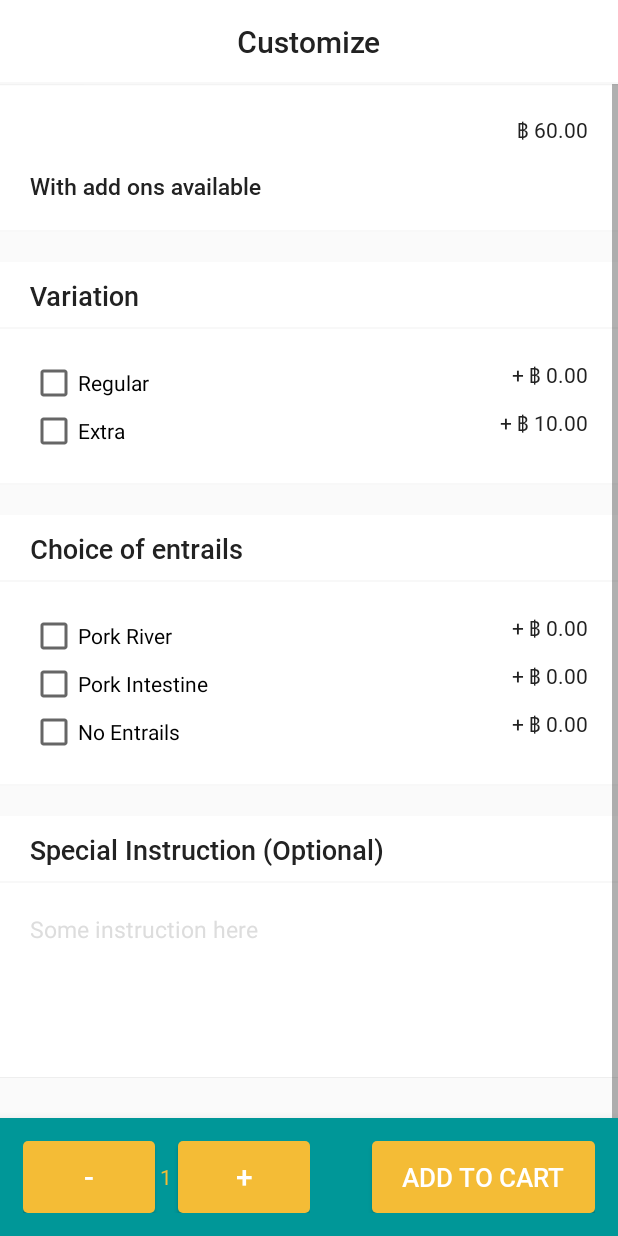
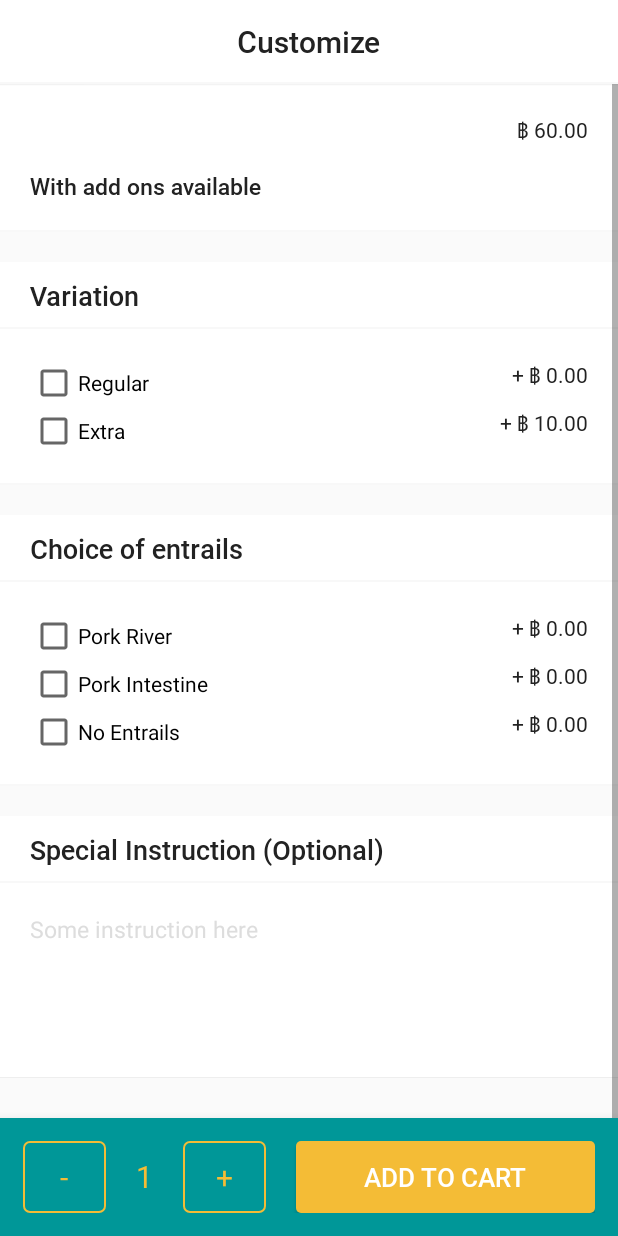
Before and after one commit to gapgag55/Restaury-wireless-subject, an Android app: the CustomizeActivity screen opened directly, with no data from a screen before it, on a phone screen of 412 x 824 dp. Run offline under Robolectric (Android 15) with nearby library versions, the phone set to English and light mode, and no system bars; 1 statement that could not run was skipped.

Commit message:
Update Customize XML file

```diff
--- /dev/null
+++ b/app/src/main/res/drawable/yellow_border.xml
@@ -0,0 +1,8 @@
+<shape xmlns:android="http://schemas.android.com/apk/res/android"
+    android:shape="rectangle">
+    <corners
+        android:radius="4dp" />
+    <stroke
+        android:width="1dp"
+        android:color="@color/colorThirdary" />
+</shape>
--- a/app/src/main/res/layout/activity_customize.xml
+++ b/app/src/main/res/layout/activity_customize.xml
@@ -196,6 +196,7 @@
                         android:layout_width="match_parent"
                         android:layout_height="wrap_content"
                         android:id="@+id/checkbox">
+
                         <CheckBox
                             android:layout_width="wrap_content"
                             android:layout_height="wrap_content"
@@ -317,44 +318,46 @@
             android:layout_height="wrap_content"
             android:orientation="horizontal">
 
-            <RelativeLayout
+            <LinearLayout
                 android:layout_width="wrap_content"
                 android:layout_height="wrap_content"
-                android:layout_marginRight="190dp"
-                android:layout_centerVertical="true">
+                android:layout_alignParentLeft="true">
 
                 <Button
                     android:id="@+id/plus"
-                    android:layout_width="wrap_content"
+                    android:layout_width="55dp"
                     android:layout_height="wrap_content"
-                    android:background="@drawable/yellow_button"
+                    android:background="@drawable/yellow_border"
                     android:text="-"
-                    android:fontFamily="@font/roboto_medium"
-                    android:textColor="@android:color/white"
-                    android:textSize="20sp"
-                    android:padding="10dp" />
+                    android:fontFamily="@font/roboto_regular"
+                    android:textColor="@color/colorThirdary"
+                    android:textSize="20sp"/>
 
                 <TextView
                     android:layout_width="wrap_content"
                     android:layout_height="wrap_content"
                     android:text="1"
+                    android:fontFamily="@font/roboto_regular"
+                    android:textSize="20dp"
                     android:layout_centerVertical="true"
                     android:layout_centerHorizontal="true"
-                    android:textColor="@color/colorThirdary"/>
+                    android:textColor="@color/colorThirdary"
+                    android:layout_marginLeft="20dp"
+                    android:layout_marginRight="20dp"/>
 
                 <Button
                     android:id="@+id/minus"
-                    android:layout_width="wrap_content"
+                    android:layout_width="55dp"
                     android:layout_height="wrap_content"
-                    android:background="@drawable/yellow_button"
-                    android:fontFamily="@font/roboto_medium"
-                    android:padding="10dp"
+                    android:background="@drawable/yellow_border"
+                    android:fontFamily="@font/roboto_regular"
                     android:text="+"
-                    android:textColor="@android:color/white"
+                    android:textColor="@color/colorThirdary"
                     android:textSize="20sp"
                     android:layout_alignParentRight="true"/>
 
-            </RelativeLayout>
+            </LinearLayout>
+
             <Button
                 android:id="@+id/place_order"
                 android:layout_width="wrap_content"
@@ -366,8 +369,8 @@
                 android:textSize="17sp"
                 android:paddingTop="10dp"
                 android:paddingBottom="10dp"
-                android:paddingLeft="20dp"
-                android:paddingRight="20dp"
+                android:paddingLeft="45dp"
+                android:paddingRight="45dp"
                 android:layout_alignParentRight="true"
                 android:layout_centerVertical="true"/>
 
```
Also changed, not shown: app/src/main/java/com/mang/restaury/Activity/TableReservationActivity.java (+17 -0 lines), app/src/main/res/layout/activity_restaurant.xml (+6 -6 lines), app/src/main/res/layout/activity_table_reservation.xml (+18 -1 lines), app/src/main/res/drawable/ic_close.png (added).
